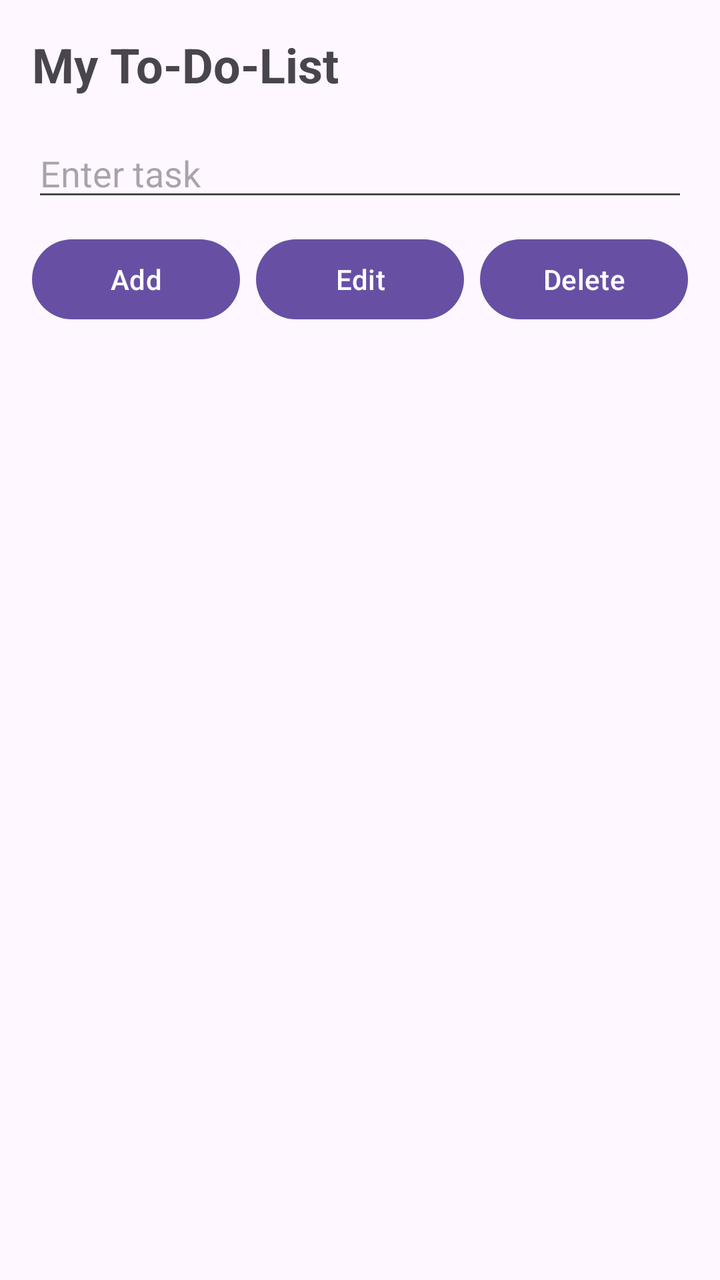
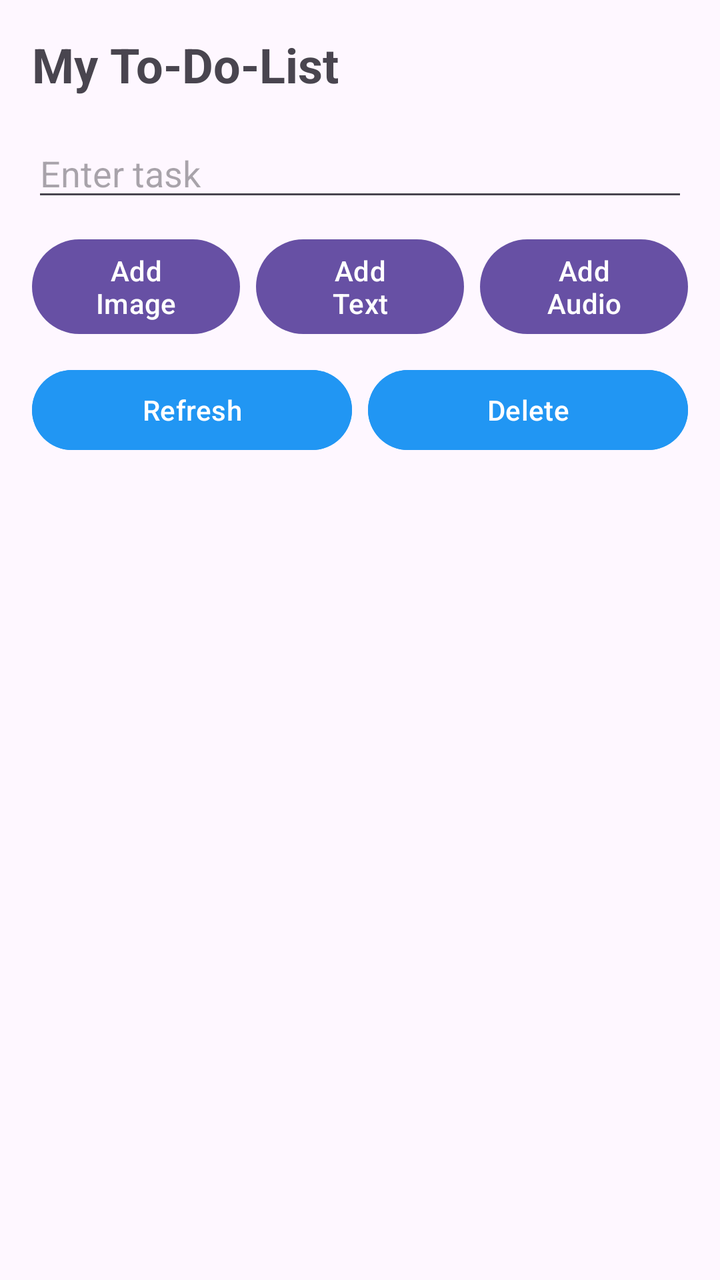

Two renders of the same Android screen: before a commit and after it. Below are the layout's source before the change and the commit's diff.
<!-- AndroidManifest.xml: application theme Theme.TO_DO_LIST -->
<!-- res/layout/activity_todolist.xml -->
<?xml version="1.0" encoding="utf-8"?>
<LinearLayout
    xmlns:android="http://schemas.android.com/apk/res/android"
    android:id="@+id/main"
    android:layout_width="match_parent"
    android:layout_height="match_parent"
    android:padding="16dp"
    android:orientation="vertical">

    <TextView
        android:layout_width="wrap_content"
        android:layout_height="wrap_content"
        android:text="My To-Do-List"
        android:textSize="24sp"
        android:textStyle="bold"
        android:layout_marginBottom="16dp"/>

    <EditText
        android:id="@+id/taskInput"
        android:layout_width="match_parent"
        android:layout_height="wrap_content"
        android:hint="Enter task"
        android:layout_marginBottom="10dp"/>


    <LinearLayout
        android:layout_width="match_parent"
        android:layout_height="wrap_content"
        android:orientation="horizontal"
        android:layout_marginBottom="16dp">

        <Button
            android:id="@+id/addBtn"
            android:layout_width="0dp"
            android:layout_height="wrap_content"
            android:layout_weight="1"
            android:text="Add"/>

        <Button
            android:id="@+id/editBtn"
            android:layout_width="0dp"
            android:layout_height="wrap_content"
            android:layout_weight="1"
            android:text="Edit"
            android:layout_marginStart="8dp"/>

        <Button
            android:id="@+id/deleteBtn"
            android:layout_width="0dp"
            android:layout_height="wrap_content"
            android:layout_weight="1"
            android:text="Delete"
            android:layout_marginStart="8dp"/>
    </LinearLayout>

    <ListView
        android:id="@+id/listView"
        android:layout_width="match_parent"
        android:layout_height="match_parent"/>

</LinearLayout>
<!-- resources referenced by this layout -->
<resources>
  <style name="Theme.TO_DO_LIST" parent="Base.Theme.TO_DO_LIST" />
  <style name="Base.Theme.TO_DO_LIST" parent="Theme.Material3.DayNight.NoActionBar">
          
          
      </style>
</resources>

<!-- the commit's change to res/layout/activity_todolist.xml (unified diff, before → after) -->
@@ -22,40 +22,72 @@
         android:hint="Enter task"
         android:layout_marginBottom="10dp"/>
 
-
     <LinearLayout
         android:layout_width="match_parent"
         android:layout_height="wrap_content"
-        android:orientation="horizontal"
+        android:orientation="vertical"
         android:layout_marginBottom="16dp">
 
-        <Button
-            android:id="@+id/addBtn"
-            android:layout_width="0dp"
+        <LinearLayout
+            android:layout_width="match_parent"
             android:layout_height="wrap_content"
-            android:layout_weight="1"
-            android:text="Add"/>
+            android:orientation="horizontal">
 
-        <Button
-            android:id="@+id/editBtn"
-            android:layout_width="0dp"
+            <Button
+                android:id="@+id/addImageBtn"
+                android:layout_width="0dp"
+                android:layout_height="wrap_content"
+                android:layout_weight="1"
+                android:text="Add Image" />
+
+            <Button
+                android:id="@+id/addTextBtn"
+                android:layout_width="0dp"
+                android:layout_height="wrap_content"
+                android:layout_weight="1"
+                android:layout_marginStart="8dp"
+                android:text="Add Text" />
+
+            <Button
+                android:id="@+id/addAudioBtn"
+                android:layout_width="0dp"
+                android:layout_height="wrap_content"
+                android:layout_weight="1"
+                android:layout_marginStart="8dp"
+                android:text="Add Audio" />
+        </LinearLayout>
+
+        <LinearLayout
+            android:layout_width="match_parent"
             android:layout_height="wrap_content"
-            android:layout_weight="1"
-            android:text="Edit"
-            android:layout_marginStart="8dp"/>
+            android:orientation="horizontal"
+            android:layout_marginTop="10dp">
 
-        <Button
-            android:id="@+id/deleteBtn"
-            android:layout_width="0dp"
-            android:layout_height="wrap_content"
-            android:layout_weight="1"
-            android:text="Delete"
-            android:layout_marginStart="8dp"/>
+            <Button
+                android:id="@+id/editBtn"
+                android:layout_width="0dp"
+                android:layout_height="wrap_content"
+                android:layout_weight="1"
+                android:text="Refresh"
+                android:backgroundTint="#2196F3"
+                android:textColor="#FFFFFF" />
+
+            <Button
+                android:id="@+id/deleteBtn"
+                android:layout_width="0dp"
+                android:layout_height="wrap_content"
+                android:layout_weight="1"
+                android:layout_marginStart="8dp"
+                android:text="Delete"
+                android:backgroundTint="#2196F3"
+                android:textColor="#FFFFFF" />
+
+        </LinearLayout>
+
     </LinearLayout>
-
     <ListView
         android:id="@+id/listView"
         android:layout_width="match_parent"
-        android:layout_height="match_parent"/>
+        android:layout_height="match_parent" />
 
 </LinearLayout>
